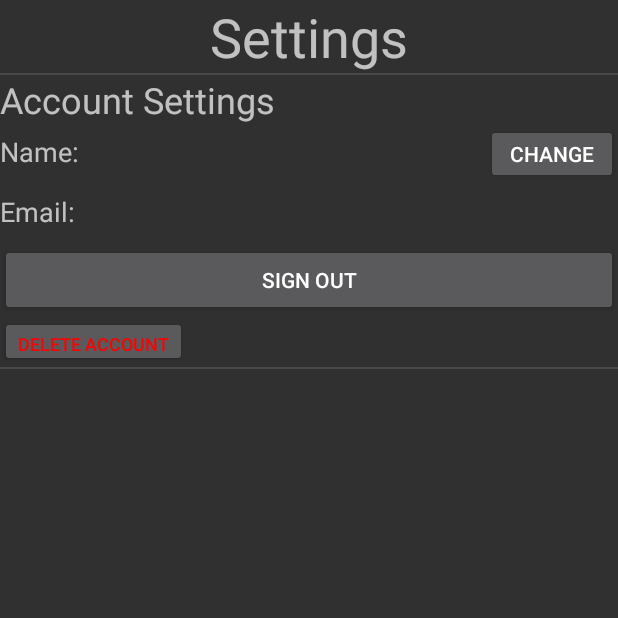
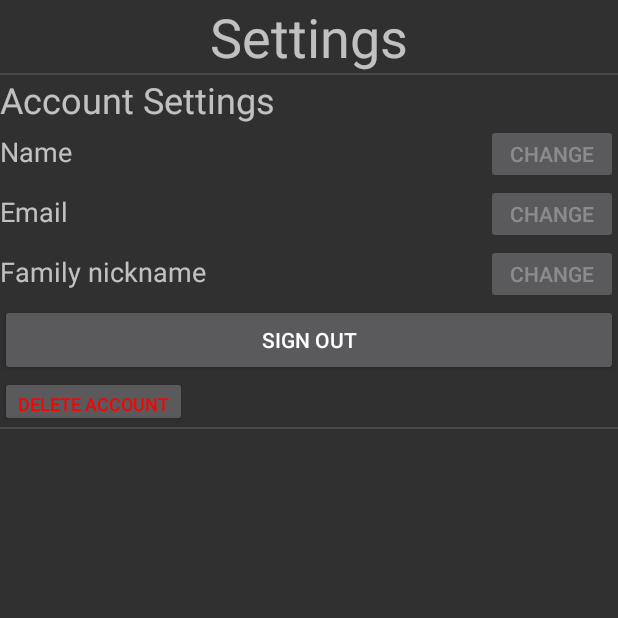
Before and after one commit to jhwblender/Homeschoolr, an Android app: the SettingsActivity screen opened directly, with no data from a screen before it, on a phone screen of 412 x 824 dp, the top half of it. Run offline under Robolectric (Android 15) with nearby library versions, the phone set to English and light mode, and no system bars; our stand-ins replace Firebase (no records; nobody signed in at launch, a user with empty details on screens opened directly); Roboto replaces fonts that are not available here.

Commit message:
- Made settings able to show account information

```diff
--- a/app/src/main/java/com/EventHorizon/homeschoolr/Database.java
+++ b/app/src/main/java/com/EventHorizon/homeschoolr/Database.java
@@ -96,6 +96,17 @@ public class Database{
         });
     }
 
+    public void getName(){loadD(DatabaseTask.DB_GET_USER_NAME, userIndex,0);}
+    public void getName(Task<DocumentSnapshot> task, String email) throws Exception {
+        loadD(DatabaseTask.DB_GET_USER_NAME, user+"/"+(String)read(task, functions.formatEmail(email)),1);}
+    public String getName(Task<DocumentSnapshot> task) throws Exception {return (String)read(task, "name");}
+
+    //todo add ability to change name, email, and familyName
+
+    public void getFamilyName(){loadD(DatabaseTask.DB_GET_FAMILY_NAME, userIndex,0);}
+    public void getFamilyName(Task<DocumentSnapshot> task, String email) throws Exception {
+        loadD(DatabaseTask.DB_GET_FAMILY_NAME, user+"/"+(String)read(task, functions.formatEmail(email)),1);}
+    public String getFamilyName(Task<DocumentSnapshot> task) throws Exception {return (String)read(task, "familyName");}
 
     public void getFamilyID(){loadD(DatabaseTask.DB_GET_FAMILY_ID, familyIndex);}
     public String getFamilyID(Task<DocumentSnapshot> task, String familyName) throws Exception {
--- a/app/src/main/java/com/EventHorizon/homeschoolr/DatabaseTask.java
+++ b/app/src/main/java/com/EventHorizon/homeschoolr/DatabaseTask.java
@@ -7,7 +7,9 @@ public enum DatabaseTask {
     AUTH_RESET_PASSWORD,
 
     DB_DELETE_USER,
+    DB_GET_FAMILY_NAME,
+    DB_GET_USER_ID,
     DB_GET_FAMILY_ID,
-    DB_GET_USER_ID,
-    DB_CREATE_USER_AND_FAMILY
+    DB_CREATE_USER_AND_FAMILY,
+    DB_GET_USER_NAME
 }
--- a/app/src/main/java/com/EventHorizon/homeschoolr/RegisterMoreActivity.java
+++ b/app/src/main/java/com/EventHorizon/homeschoolr/RegisterMoreActivity.java
@@ -111,7 +111,7 @@ public class RegisterMoreActivity extends AppCompatActivity implements DatabaseL
         functions.loadingView(false);
         try {
             switch (taskName) {
-                case DB_GET_FAMILY_ID:
+                case DB_GET_FAMILY_NAME:
                     registerUser(database.getFamilyID(task, familyIDView.getText().toString()));
                     break;
             }
--- a/app/src/main/java/com/EventHorizon/homeschoolr/SettingsActivity.java
+++ b/app/src/main/java/com/EventHorizon/homeschoolr/SettingsActivity.java
@@ -23,8 +23,11 @@ public class SettingsActivity extends AppCompatActivity implements DatabaseListe
     Functions functions;
     TextView emailView;
     TextView nameView;
+    TextView familyNameView;
     HashMap<String, Object> personalInfo;
     Context context = this;
+    Map<String, Object> info;
+    String email;
 
     @Override
     protected void onCreate(Bundle savedInstanceState) {
@@ -34,15 +37,15 @@ public class SettingsActivity extends AppCompatActivity implements DatabaseListe
         database = new Database(this);
         functions = new Functions(this);
 
-        nameView = findViewById(R.id.nameText);
-        emailView = findViewById(R.id.emailText);
-        String nameViewText = nameView.getText()+": ";
-        nameView.setText(nameViewText);
-        String emailViewText = emailView.getText()+": ";
-        emailView.setText(emailViewText);
+        nameView = findViewById(R.id.name);
+        emailView = findViewById(R.id.email);
+        familyNameView = findViewById(R.id.familyName);
+        email = auth.getEmail();
+        emailView.setText(email);
+        database.getName();
+        database.getFamilyName();
     }
 
-    //todo add delete account
     //todo add name pulled from database
 
     //Logout button clicked
@@ -73,11 +76,27 @@ public class SettingsActivity extends AppCompatActivity implements DatabaseListe
     @Override
     public void onDatabaseResultR(DatabaseTask taskName, Task<DocumentSnapshot> task, int step) {
         try {
-            if (taskName == DatabaseTask.DB_DELETE_USER)
-                if (step == 1)
-                    database.deleteAccount(task, step, auth.getEmail());
-                else
-                    database.deleteAccount(task, step, null);
+            switch (taskName) {
+                case DB_DELETE_USER:
+                    if (step == 1)
+                        database.deleteAccount(task, step, auth.getEmail());
+                    else
+                        database.deleteAccount(task, step, null);
+                    break;
+                case DB_GET_USER_NAME:
+                    if(step == 0)
+                        database.getName(task, email);
+                    else if(step == 1)
+                        nameView.setText(database.getName(task));
+                    break;
+                case DB_GET_FAMILY_NAME:
+                    if(step == 0)
+                        database.getFamilyName(task, email);
+                    else if(step == 1)
+                        familyNameView.setText(database.getFamilyName(task));
+                    break;
+
+            }
         }catch(Exception e){
             Log.e("SettingsActivity",e.getMessage());
             functions.showMessage(e.getLocalizedMessage(),true);
@@ -97,7 +116,7 @@ public class SettingsActivity extends AppCompatActivity implements DatabaseListe
             }
         else{ //if(taskName == DatabaseTask.DB_DELETE_USER) {
             if(database.deleteAccount(task)) {
-                Log.d("SettingsActivity","shouldn't arrive here I think");
+                Log.d("SettingsActivity","Database Successfully Deleted");
             }
         }
     }
--- a/app/src/main/res/layout/activity_settings.xml
+++ b/app/src/main/res/layout/activity_settings.xml
@@ -70,10 +70,20 @@
                     android:text="@string/name"
                     android:textSize="18sp" />
 
+                <TextView
+                    android:id="@+id/name"
+                    android:layout_width="wrap_content"
+                    android:layout_height="wrap_content"
+                    android:layout_weight="1"
+                    android:gravity="right"
+                    android:text="@string/empty"
+                    android:textSize="18sp" />
+
                 <Button
                     android:id="@+id/changeNameButton"
                     android:layout_width="wrap_content"
                     android:layout_height="40sp"
+                    android:enabled="false"
                     android:text="@string/change" />
 
             </TableRow>
@@ -91,12 +101,53 @@
                     android:text="@string/email"
                     android:textSize="18sp" />
 
+                <TextView
+                    android:id="@+id/email"
+                    android:layout_width="wrap_content"
+                    android:layout_height="wrap_content"
+                    android:layout_weight="1"
+                    android:gravity="right"
+                    android:text="@string/empty"
+                    android:textSize="18sp" />
+
                 <Button
                     android:id="@+id/changeEmailButton"
                     android:layout_width="wrap_content"
                     android:layout_height="40sp"
+                    android:enabled="false"
                     android:text="@string/change"
-                    android:visibility="invisible" />
+                    android:visibility="visible" />
+            </TableRow>
+
+            <TableRow
+                android:id="@+id/FamilyName"
+                android:layout_width="match_parent"
+                android:layout_height="match_parent">
+
+                <TextView
+                    android:id="@+id/familyNameText"
+                    android:layout_width="wrap_content"
+                    android:layout_height="wrap_content"
+                    android:text="@string/familyID"
+                    android:textSize="18sp"
+                    android:layout_weight="1" />
+
+                <TextView
+                    android:id="@+id/familyName"
+                    android:layout_width="wrap_content"
+                    android:layout_height="wrap_content"
+                    android:layout_weight="1"
+                    android:gravity="right"
+                    android:text="@string/empty"
+                    android:textSize="18sp" />
+
+                <Button
+                    android:id="@+id/changeFamilyNameButton"
+                    android:layout_width="wrap_content"
+                    android:layout_height="40sp"
+                    android:enabled="false"
+                    android:text="@string/change"
+                    android:visibility="visible" />
             </TableRow>
 
             <TableRow
```
